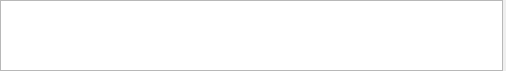
The window that src/plugins/messagewidgets/editwidget.ui (vacuum-im/vacuum-im) describes before a commit, drawn with Qt 5.
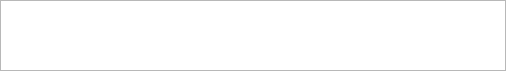
The same window after the commit. Custom widgets are drawn as their Qt base class.

The edit to the form file:
```diff
--- a/src/plugins/messagewidgets/editwidget.ui
+++ b/src/plugins/messagewidgets/editwidget.ui
@@ -12,7 +12,7 @@
   </property>
   <layout class="QHBoxLayout" name="horizontalLayout">
    <property name="spacing">
-    <number>3</number>
+    <number>0</number>
    </property>
    <property name="margin">
     <number>0</number>
```
Left out of the diff: 11 changed lines with no effect on the pictures.
